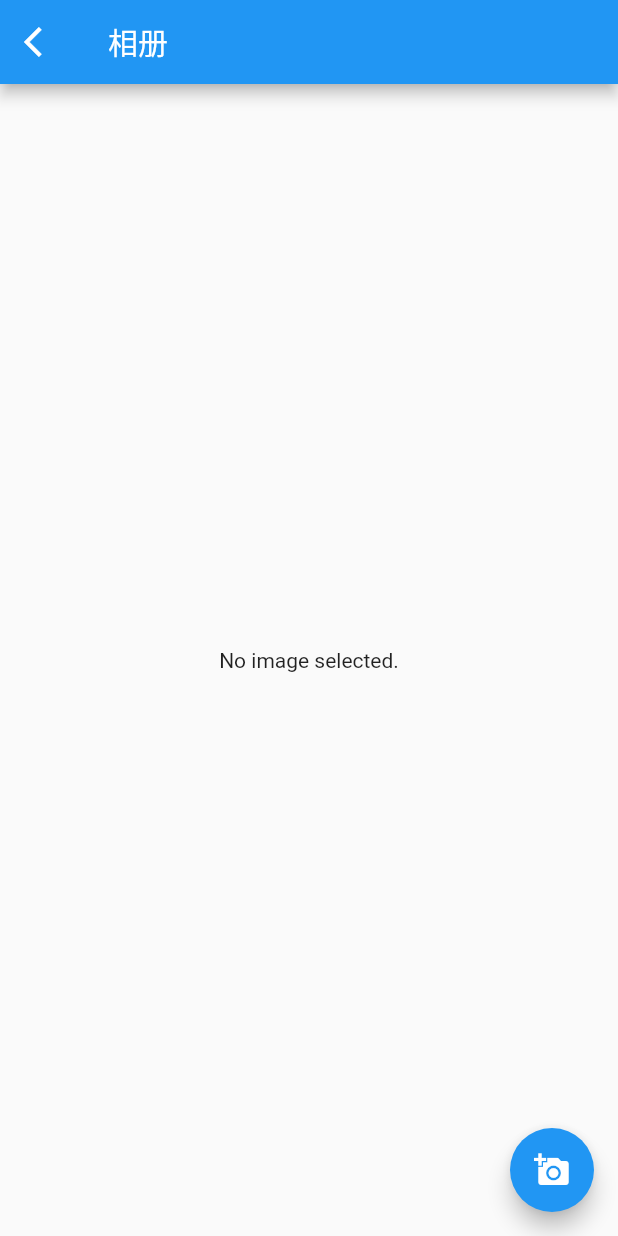
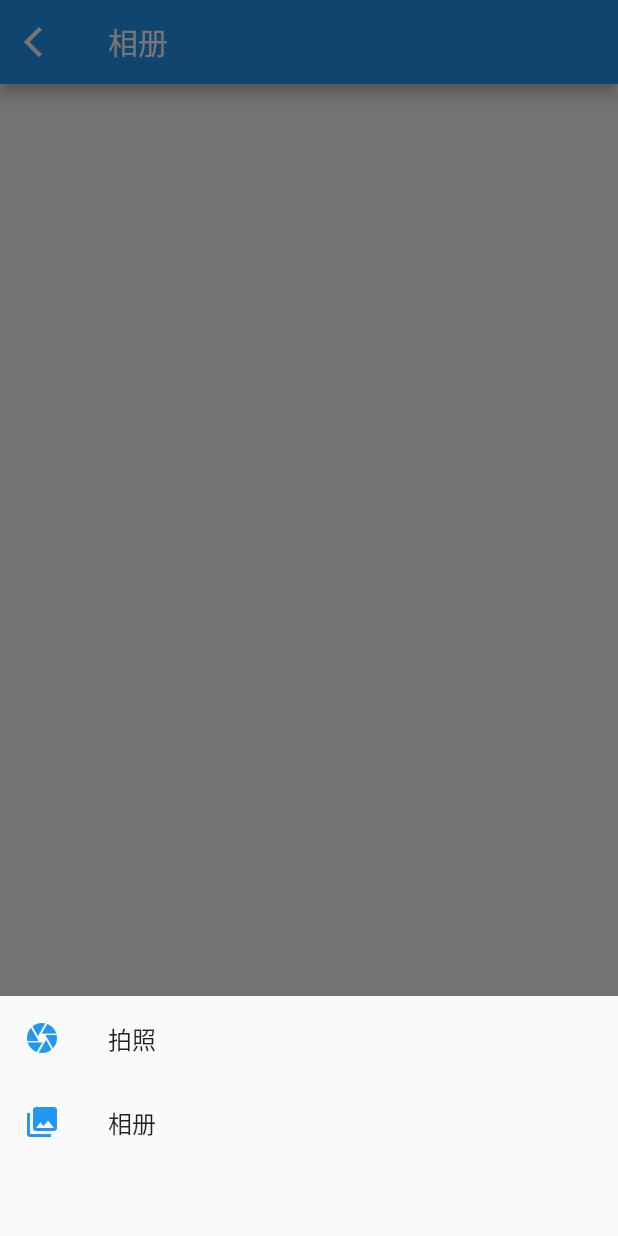
Before and after one commit to Zyf210304/FlutterLearn, a Flutter app: the CameraPage screen opened by its route, after a tap on the "add a photo" icon, on a phone screen of 412 x 824 dp. Run offline on Flutter 3.47's test engine with Material 2 defaults, Android fonts, the phone set to English and light mode, and no system bars; our stand-ins replace image_picker; missing offline and left inert: flutter_color_plugin.

Commit message:
Update camera_page.dart

```diff
--- a/fei_learn_flutter_0/lib/camera_page.dart
+++ b/fei_learn_flutter_0/lib/camera_page.dart
@@ -13,14 +13,15 @@ class CameraPage extends StatefulWidget {
 }
 
 class _CameraPageState extends State<CameraPage> {
+  List<File> _images = [];
 
-  File _image;
-
-  Future getImage() async {
-    var image = await ImagePicker.pickImage(source: ImageSource.gallery);
+  Future getImage(bool isCamera) async {
+    Navigator.pop(context);
+    var image = await ImagePicker.pickImage(
+        source: isCamera ? ImageSource.camera : ImageSource.gallery);
 
     setState(() {
-      _image = image;
+      _images.add(image);
     });
   }
 
@@ -40,17 +41,81 @@ class _CameraPageState extends State<CameraPage> {
         ),
       ),
       body: Center(
-        child: _image == null
-            ? Text('No image selected.')
-            : Image.file(_image),
-      ),
+          child: Wrap(
+        spacing: 5,
+        runSpacing: 5,
+        children: _genImages(),
+      )),
       floatingActionButton: FloatingActionButton(
-        onPressed: getImage,
-        tooltip: 'Pick Image',
+        onPressed: _pickImage,
+        tooltip: '选择图片',
         child: Icon(Icons.add_a_photo),
       ),
     );
   }
 
+  void _pickImage() {
+    showModalBottomSheet(
+        context: context,
+        builder: (context) => Container(
+              height: 160,
+              child: Column(
+                children: <Widget>[
+                  _item('拍照', true),
+                  _item('相册', false),
+                ],
+              ),
+            ));
+  }
 
+  _item(String title, bool isCamera) {
+    return GestureDetector(
+      child: ListTile(
+        leading: Icon(isCamera ? Icons.camera : Icons.photo_library,
+            color: Colors.blue),
+        title: Text(title),
+        onTap: () => getImage(isCamera),
+      ),
+    );
+  }
+
+  _genImages() {
+    return _images.map((file) {
+      return Stack(
+        children: <Widget>[
+          ClipRRect(
+            borderRadius: BorderRadius.circular(5),
+            child: Image.file(
+              file,
+              width: 120,
+              height: 90,
+              fit: BoxFit.fill,
+            ),
+          ),
+          Positioned(
+            right: 5,
+            top: 5,
+            child: GestureDetector(
+              onTap: () {
+                setState(() {
+                  _images.remove(file);
+                });
+              },
+              child: ClipOval(
+                child: Container(
+                  padding: EdgeInsets.all(3),
+                  decoration: BoxDecoration(color: Colors.black54),
+                  child: Icon(
+                    Icons.close,
+                    size: 18,
+                    color: Colors.white,
+                  ),
+                ),
+              ),
+            ),
+          )
+        ],
+      );
+    }).toList();
+  }
 }
```
